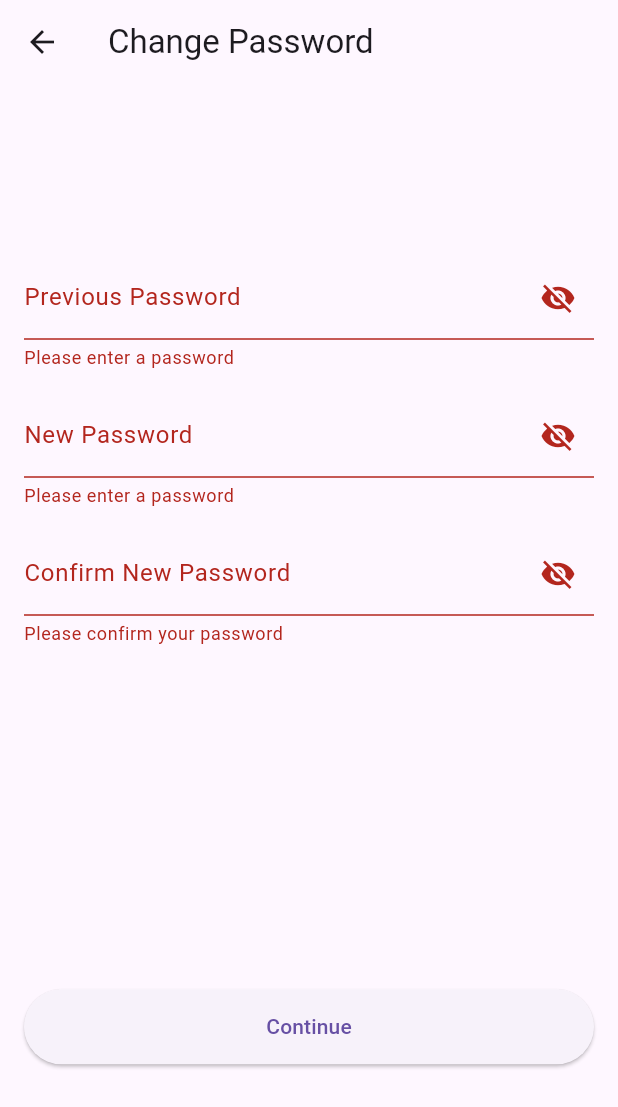
After one commit to lamit1/fb_flutter, a Flutter app: the ChangePasswordScreen screen opened directly, after a tap on "Continue", on a phone screen of 412 x 824 dp. The commit adds this screen. Shown: the top 1107 px of the screen. Run offline on Flutter 3.47's test engine with Material 3 defaults, Android fonts, the phone set to English and light mode, and no system bars; our stand-ins replace bloc, device_info_plus, dio, firebase_core, firebase_messaging, flick_video_player and 6 more; missing offline and left inert: dart:ffi, multi_image_layout; accounts and stored records are empty.

Commit message:
change password

```diff
--- /dev/null
+++ b/facebookapp/lib/screens/change_password.dart
@@ -0,0 +1,169 @@
+// ignore_for_file: use_build_context_synchronously
+
+import 'package:fb_app/screens/sign_up_screens/sign_up_success_screen.dart';
+import 'package:flutter/material.dart';
+
+import '../../services/api/auth.dart';
+
+class ChangePasswordScreen extends StatefulWidget {
+  const ChangePasswordScreen({Key? key}) : super(key: key);
+  @override
+  _ChangePasswordScreenState createState() => _ChangePasswordScreenState();
+}
+
+class _ChangePasswordScreenState extends State<ChangePasswordScreen> {
+  final GlobalKey<FormState> _formKey = GlobalKey<FormState>();
+  final TextEditingController _oldPasswordController = TextEditingController();
+  final TextEditingController _newPasswordController = TextEditingController();
+  final TextEditingController _confirmNewPasswordController = TextEditingController();
+  bool _isPasswordVisible = false;
+
+  Future<void> _submitForm() async {
+    if (_formKey.currentState!.validate()) {
+      String? code = await Auth().changePassword(_oldPasswordController.text,_newPasswordController.text);
+
+      Navigator.pop(context);
+      if(code == "1000") {
+        showDialog(
+          context: context,
+          builder: (BuildContext context) {
+            Future.delayed(Duration(seconds: 2), () {
+              Navigator.of(context).pop(true);
+            });
+            return AlertDialog(
+              title: Text('Success'),
+              content: Text('Change password successfully'),
+            );
+          },
+        );
+      } else {
+        showDialog(
+          context: context,
+          builder: (BuildContext context) {
+            Future.delayed(Duration(seconds: 2), () {
+              Navigator.of(context).pop(true);
+            });
+            return AlertDialog(
+              title: Text('Error'),
+              content: Text('Change password unsuccessfully'),
+            );
+          },
+        );
+      }
+    }
+  }
+
+  void _togglePasswordVisibility() {
+    setState(() {
+      _isPasswordVisible = !_isPasswordVisible;
+    });
+  }
+
+  String? _validatePassword(String? value) {
+    if (value == null || value.isEmpty) {
+      return 'Please enter a password';
+    }
+
+    // Check if the password contains special characters
+    if (value.contains(RegExp(r'[!@#$%^&*(),.?":{}|<>]'))) {
+      return 'Password must not contain special characters';
+    }
+
+    // Check if the password length is between 6 and 10 characters
+    if (value.length < 6 || value.length > 10) {
+      return 'Password must be between 6 and 10 characters';
+    }
+
+    return null;
+  }
+
+  @override
+  Widget build(BuildContext context) {
+    return Scaffold(
+      appBar: AppBar(
+        title: const Text('Change Password'),
+      ),
+      resizeToAvoidBottomInset: false,
+      body: Padding(
+        padding: const EdgeInsets.all(16.0),
+        child: Form(
+          key: _formKey,
+          child: Column(
+            mainAxisAlignment: MainAxisAlignment.spaceEvenly,
+            children: [
+              Column(
+                children: [
+                  TextFormField(
+                    controller: _oldPasswordController,
+                    obscureText: !_isPasswordVisible,
+                    decoration: InputDecoration(
+                      labelText: 'Previous Password',
+                      hintText: 'Enter your password',
+                      suffixIcon: IconButton(
+                        icon: Icon(
+                          _isPasswordVisible ? Icons.visibility : Icons.visibility_off,
+                        ),
+                        onPressed: _togglePasswordVisibility,
+                      ),
+                    ),
+                    validator: _validatePassword,
+                  ),
+                  const SizedBox(height: 16.0),
+                  TextFormField(
+                    controller: _newPasswordController,
+                    obscureText: !_isPasswordVisible,
+                    decoration: InputDecoration(
+                      labelText: 'New Password',
+                      hintText: 'Enter your password',
+                      suffixIcon: IconButton(
+                        icon: Icon(
+                          _isPasswordVisible ? Icons.visibility : Icons.visibility_off,
+                        ),
+                        onPressed: _togglePasswordVisibility,
+                      ),
+                    ),
+                    validator: _validatePassword,
+                  ),
+                  const SizedBox(height: 16.0),
+                  TextFormField(
+                    controller: _confirmNewPasswordController,
+                    obscureText: !_isPasswordVisible,
+                    decoration: InputDecoration(
+                      labelText: 'Confirm New Password',
+                      hintText: 'Re-enter your password',
+                      suffixIcon: IconButton(
+                        icon: Icon(
+                          _isPasswordVisible ? Icons.visibility : Icons.visibility_off,
+                        ),
+                        onPressed: _togglePasswordVisibility,
+                      ),
+                    ),
+                    validator: (value) {
+                      if (value == null || value.isEmpty) {
+                        return 'Please confirm your password';
+                      }
+                      if (value != _newPasswordController.text) {
+                        return 'Passwords do not match';
+                      }
+                      return null;
+                    },
+                  ),
+                ],
+              ),
+              const SizedBox(height: 32.0),
+              ElevatedButton(
+                onPressed: _submitForm,
+                style: ButtonStyle(
+                  minimumSize: MaterialStateProperty.all(
+                    const Size(double.infinity, 50),
+                  ),
+                ),
+                child: const Text('Continue'),
+              ),
+            ],
+          ),
+        ),
+      ),
+    );
+  }
+}
```
Also changed, not shown: facebookapp/lib/screens/menu_screen.dart (+9 -2 lines), facebookapp/lib/screens/sign_up_screens/sign_up_screen.dart (+38 -4 lines), facebookapp/lib/services/api/auth.dart (+32 -1 lines).
